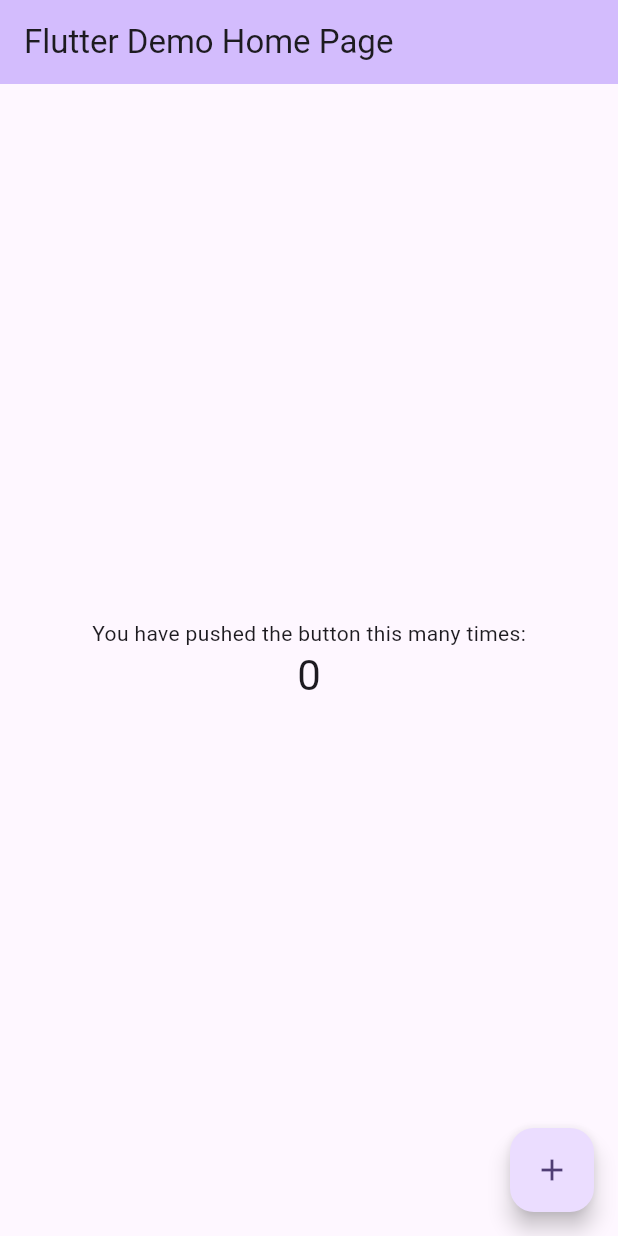
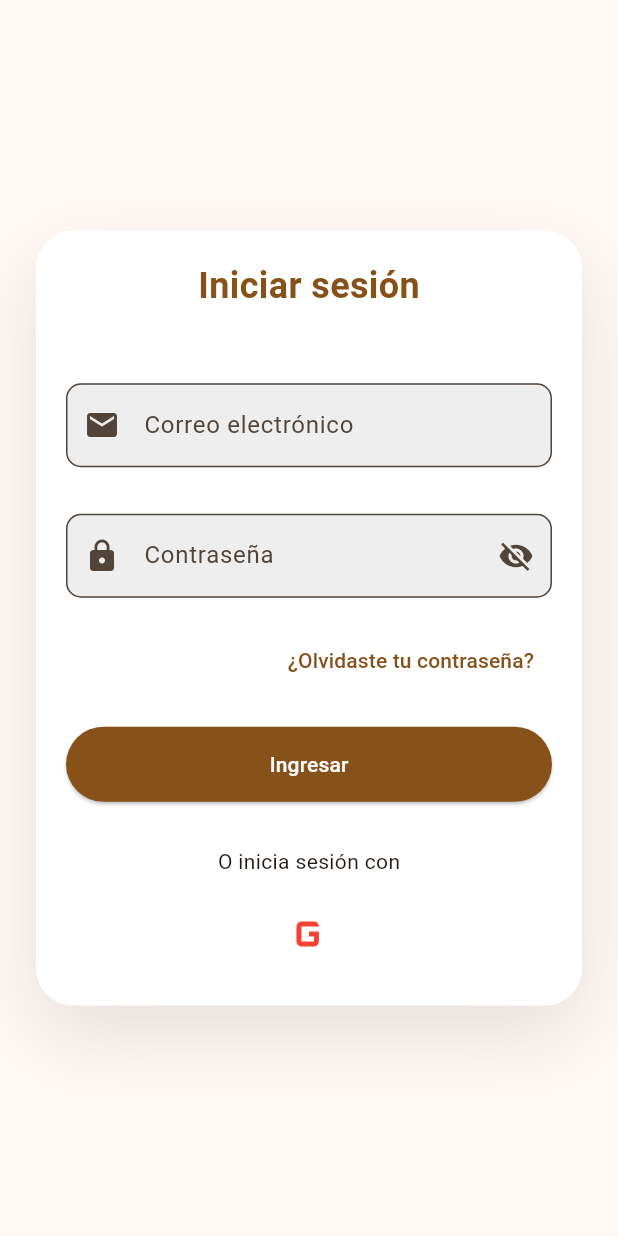
Before and after one commit to Antonella055/DDBE-Proyecto, a Flutter app: the screen it shows after launch, on a phone screen of 412 x 824 dp. Run offline on Flutter 3.47's test engine with Material 3 defaults, Android fonts, the light colour scheme and no system bars; our stand-ins replace supabase_flutter; accounts and stored records are empty.

Commit message:
Interfaz de login

```diff
--- /dev/null
+++ b/lib/features/auth/domain/entities/user_entity.dart
@@ -0,0 +1,6 @@
+class UserEntity {
+  final String? id;
+  final String? email;
+
+  const UserEntity({this.id, this.email});
+}
--- /dev/null
+++ b/lib/features/auth/presentation/pages/login_page.dart
@@ -0,0 +1,172 @@
+import 'package:flutter/material.dart';
+import '/features/auth/presentation/widgets/custom_text_field.dart';
+
+class LoginPage extends StatefulWidget {
+  const LoginPage({super.key});
+
+  @override
+  State<LoginPage> createState() => _LoginPageState();
+}
+
+class _LoginPageState extends State<LoginPage> {
+  final TextEditingController _emailController = TextEditingController();
+  final TextEditingController _passwordController = TextEditingController();
+  bool _passwordVisible = false;
+  bool _loading = false;
+
+  @override
+  void dispose() {
+    _emailController.dispose();
+    _passwordController.dispose();
+    super.dispose();
+  }
+
+  void _togglePasswordVisibility() {
+    setState(() {
+      _passwordVisible = !_passwordVisible;
+    });
+  }
+
+  @override
+  Widget build(BuildContext context) {
+    final bool isMobile = MediaQuery.of(context).size.width < 600;
+
+    return Scaffold(
+      body: Center(
+        child: SingleChildScrollView(
+          child: Container(
+            margin: const EdgeInsets.all(24.0),
+            constraints: BoxConstraints(
+              maxWidth: isMobile ? double.infinity : 500,
+            ),
+            decoration: BoxDecoration(
+              color: Colors.white,
+              borderRadius: BorderRadius.circular(25),
+              boxShadow: [
+                BoxShadow(
+                  color: Colors.black.withOpacity(0.1),
+                  blurRadius: 45,
+                  offset: const Offset(0, 20),
+                ),
+              ],
+            ),
+            child: Padding(
+              padding: const EdgeInsets.all(20.0),
+              child: Column(
+                mainAxisSize: MainAxisSize.min,
+                mainAxisAlignment: MainAxisAlignment.center,
+                children: [
+                  // Título
+                  Text(
+                    'Iniciar sesión',
+                    style: TextStyle(
+                      fontSize: isMobile ? 24 : 28,
+                      fontWeight: FontWeight.bold,
+                      color: Theme.of(context).primaryColor,
+                    ),
+                  ),
+                  const SizedBox(height: 20),
+
+                  // Íconos sociales (solo desktop)
+                  if (!isMobile)
+                    Row(
+                      mainAxisAlignment: MainAxisAlignment.center,
+                      children: [
+                        IconButton(
+                          icon: const Icon(Icons.g_mobiledata, size: 40, color: Colors.red),
+                          onPressed: () {
+                            // TODO: Conectar a la lógica de Google Auth
+                          },
+                        ),
+                      ],
+                    ),
+                  const SizedBox(height: 20),
+
+                  // Campo de email
+                  CustomTextField(
+                    controller: _emailController,
+                    labelText: 'Correo electrónico',
+                    prefixIcon: Icons.email,
+                    keyboardType: TextInputType.emailAddress,
+                    maxLength: 64,
+                    // validator: InputValidator.validateEmail,
+                  ),
+                  const SizedBox(height: 15),
+
+                  // Campo de contraseña
+                  CustomTextField(
+                    controller: _passwordController,
+                    labelText: 'Contraseña',
+                    prefixIcon: Icons.lock,
+                    obscureText: !_passwordVisible,
+                    suffixIcon: IconButton(
+                      icon: Icon(_passwordVisible ? Icons.visibility : Icons.visibility_off),
+                      onPressed: _togglePasswordVisibility,
+                    ),
+                    maxLength: 40,
+                    // validator: InputValidator.validatePassword,
+                  ),
+                  const SizedBox(height: 10),
+
+                  // Olvidé contraseña
+                  Align(
+                    alignment: Alignment.centerRight,
+                    child: TextButton(
+                      onPressed: () {
+                        // TODO: Conectar a la lógica de restablecer contraseña
+                      },
+                      child: const Text('¿Olvidaste tu contraseña?'),
+                    ),
+                  ),
+                  const SizedBox(height: 20),
+
+                  // Botón de ingreso
+                  SizedBox(
+                    width: isMobile ? double.infinity : null,
+                    child: ElevatedButton(
+                      onPressed: _loading
+                          ? null
+                          : () {
+                              setState(() {
+                                _loading = !_loading;
+                              });
+                              // TODO: Conectar a la lógica de inicio de sesión
+                            },
+                      style: ElevatedButton.styleFrom(
+                        padding: const EdgeInsets.symmetric(horizontal: 40, vertical: 15),
+                        shape: RoundedRectangleBorder(
+                          borderRadius: BorderRadius.circular(30.0),
+                        ),
+                        backgroundColor: Theme.of(context).primaryColor,
+                        foregroundColor: Colors.white,
+                      ),
+                      child: _loading
+                          ? const CircularProgressIndicator(color: Colors.white)
+                          : const Text('Ingresar'),
+                    ),
+                  ),
+
+                  // Sección social para móviles
+                  if (isMobile)
+                    Column(
+                      children: [
+                        const SizedBox(height: 30),
+                        const Text('O inicia sesión con'),
+                        const SizedBox(height: 10),
+                        IconButton(
+                          icon: const Icon(Icons.g_mobiledata, size: 40, color: Colors.red),
+                          onPressed: () {
+                            // TODO: Conectar a la lógica de Google Auth
+                          },
+                        ),
+                      ],
+                    ),
+                ],
+              ),
+            ),
+          ),
+        ),
+      ),
+    );
+  }
+}
--- /dev/null
+++ b/lib/features/auth/presentation/widgets/custom_text_field.dart
@@ -0,0 +1,47 @@
+import 'package:flutter/material.dart';
+
+class CustomTextField extends StatelessWidget {
+  final TextEditingController controller;
+  final String labelText;
+  final IconData? prefixIcon; // Hacemos el icono opcional
+  final bool obscureText;
+  final Widget? suffixIcon; // Permitimos un icono al final (ej. para visibilidad de contraseña)
+  final String? Function(String?)? validator; // Para la validación del formulario
+  final TextInputType? keyboardType; // Tipo de teclado para el input
+  final int? maxLength; // Longitud máxima del texto
+
+  const CustomTextField({
+    super.key,
+    required this.controller,
+    required this.labelText,
+    this.prefixIcon,
+    this.obscureText = false, // Por defecto no es oculto
+    this.suffixIcon,
+    this.validator,
+    this.keyboardType,
+    this.maxLength,
+  });
+
+  @override
+  Widget build(BuildContext context) {
+    return Padding(
+      padding: const EdgeInsets.symmetric(vertical: 8.0),
+      child: TextFormField( // Usamos TextFormField para integrar con Form y validadores
+        controller: controller,
+        obscureText: obscureText,
+        validator: validator,
+        keyboardType: keyboardType,
+        maxLength: maxLength,
+        decoration: InputDecoration(
+          labelText: labelText,
+          border: OutlineInputBorder(borderRadius: BorderRadius.circular(10)),
+          prefixIcon: prefixIcon != null ? Icon(prefixIcon) : null, // Mostrar icono si existe
+          suffixIcon: suffixIcon, // Mostrar icono al final si existe
+          filled: true,
+          fillColor: Colors.grey[200],
+          counterText: "", // Oculta el contador de caracteres si usas maxLength
+        ),
+      ),
+    );
+  }
+}
--- a/lib/main.dart
+++ b/lib/main.dart
@@ -1,5 +1,8 @@
+// main.dart
 import 'package:flutter/material.dart';
 import 'package:supabase_flutter/supabase_flutter.dart';
+import 'package:ayudantia_software/features/auth/presentation/pages/login_page.dart';
+
 
 Future<void> main() async {
   WidgetsFlutterBinding.ensureInitialized();
@@ -14,116 +17,24 @@ Future<void> main() async {
 class MyApp extends StatelessWidget {
   const MyApp({super.key});
 
-  // This widget is the root of your application.
   @override
   Widget build(BuildContext context) {
     return MaterialApp(
-      title: 'Flutter Demo',
+      title: 'Ayudantia Unimet App',
       theme: ThemeData(
-        // This is the theme of your application.
-        //
-        // TRY THIS: Try running your application with "flutter run". You'll see
-        // the application has a purple toolbar. Then, without quitting the app,
-        // try changing the seedColor in the colorScheme below to Colors.green
-        // and then invoke "hot reload" (save your changes or press the "hot
-        // reload" button in a Flutter-supported IDE, or press "r" if you used
-        // the command line to start the app).
-        //
-        // Notice that the counter didn't reset back to zero; the application
-        // state is not lost during the reload. To reset the state, use hot
-        // restart instead.
-        //
-        // This works for code too, not just values: Most code changes can be
-        // tested with just a hot reload.
-        colorScheme: ColorScheme.fromSeed(seedColor: Colors.deepPurple),
+        // Remueve primarySwatch y usa colorScheme en su lugar
+        colorScheme: ColorScheme.fromSeed( // Usa fromSeed para generar un ColorScheme basado en un color semilla
+          seedColor: const Color.fromARGB(255, 164, 98, 23), // Aquí puedes usar tu color naranja/marrón
+          brightness: Brightness.light, // Puedes elegir light o dark
+        ),
+        // Si necesitas un color principal para el Theme.of(context).primaryColor directo
+        // (aunque colorScheme es preferido con Material 3), puedes definirlo aquí.
+        // Pero lo mejor es acceder a los colores a través de Theme.of(context).colorScheme.primary, etc.
+
+        visualDensity: VisualDensity.adaptivePlatformDensity,
+        useMaterial3: true, // ¡Mantén esto en true para Material 3!
       ),
-      home: const MyHomePage(title: 'Flutter Demo Home Page'),
+      home: const LoginPage(), // Tu página de inicio de sesión como punto de entrada
     );
   }
 }
-
-class MyHomePage extends StatefulWidget {
-  const MyHomePage({super.key, required this.title});
-
-  // This widget is the home page of your application. It is stateful, meaning
-  // that it has a State object (defined below) that contains fields that affect
-  // how it looks.
-
-  // This class is the configuration for the state. It holds the values (in this
-  // case the title) provided by the parent (in this case the App widget) and
-  // used by the build method of the State. Fields in a Widget subclass are
-  // always marked "final".
-
-  final String title;
-
-  @override
-  State<MyHomePage> createState() => _MyHomePageState();
-}
-
-class _MyHomePageState extends State<MyHomePage> {
-  int _counter = 0;
-
-  void _incrementCounter() {
-    setState(() {
-      // This call to setState tells the Flutter framework that something has
-      // changed in this State, which causes it to rerun the build method below
-      // so that the display can reflect the updated values. If we changed
-      // _counter without calling setState(), then the build method would not be
-      // called again, and so nothing would appear to happen.
-      _counter++;
-    });
-  }
-
-  @override
-  Widget build(BuildContext context) {
-    // This method is rerun every time setState is called, for instance as done
-    // by the _incrementCounter method above.
-    //
-    // The Flutter framework has been optimized to make rerunning build methods
-    // fast, so that you can just rebuild anything that needs updating rather
-    // than having to individually change instances of widgets.
-    return Scaffold(
-      appBar: AppBar(
-        // TRY THIS: Try changing the color here to a specific color (to
-        // Colors.amber, perhaps?) and trigger a hot reload to see the AppBar
-        // change color while the other colors stay the same.
-        backgroundColor: Theme.of(context).colorScheme.inversePrimary,
-        // Here we take the value from the MyHomePage object that was created by
-        // the App.build method, and use it to set our appbar title.
-        title: Text(widget.title),
-      ),
-      body: Center(
-        // Center is a layout widget. It takes a single child and positions it
-        // in the middle of the parent.
-        child: Column(
-          // Column is also a layout widget. It takes a list of children and
-          // arranges them vertically. By default, it sizes itself to fit its
-          // children horizontally, and tries to be as tall as its parent.
-          //
-          // Column has various properties to control how it sizes itself and
-          // how it positions its children. Here we use mainAxisAlignment to
-          // center the children vertically; the main axis here is the vertical
-          // axis because Columns are vertical (the cross axis would be
-          // horizontal).
-          //
-          // TRY THIS: Invoke "debug painting" (choose the "Toggle Debug Paint"
-          // action in the IDE, or press "p" in the console), to see the
-          // wireframe for each widget.
-          mainAxisAlignment: MainAxisAlignment.center,
-          children: <Widget>[
-            const Text('You have pushed the button this many times:'),
-            Text(
-              '$_counter',
-              style: Theme.of(context).textTheme.headlineMedium,
-            ),
-          ],
-        ),
-      ),
-      floatingActionButton: FloatingActionButton(
-        onPressed: _incrementCounter,
-        tooltip: 'Increment',
-        child: const Icon(Icons.add),
-      ), // This trailing comma makes auto-formatting nicer for build methods.
-    );
-  }
-}
--- a/pubspec.yaml
+++ b/pubspec.yaml
@@ -31,6 +31,7 @@ dependencies:
   supabase_flutter: ^2.0.0
   flutter:
     sdk: flutter
+
 
   # The following adds the Cupertino Icons font to your application.
   # Use with the CupertinoIcons class for iOS style icons.
```
Also changed, not shown: lib/features/auth/data/datasources/auth_remote_data_source.dart (added, +71 -0 lines), lib/features/auth/domain/repositories/auth_repo.dart (added, +7 -0 lines), lib/features/auth/presentation/widgets/email_field.dart (added, +20 -0 lines), lib/features/auth/presentation/widgets/forgot_password_button.dart (added, +18 -0 lines), lib/features/auth/presentation/widgets/login_button.dart (added, +35 -0 lines), lib/features/auth/presentation/widgets/login_title.dart (added, +19 -0 lines), lib/features/auth/presentation/widgets/mobile_social_section.dart (added, +22 -0 lines), lib/features/auth/presentation/widgets/password_field.dart (added, +30 -0 lines), lib/features/auth/presentation/widgets/social_icons.dart (added, +20 -0 lines), lib/features/auth/data/repositories/auth_impl.dart (added), lib/features/auth/domain/usecases/login_with_email.dart (added), lib/features/auth/domain/usecases/login_with_google.dart (added), lib/features/auth/presentation/bloc/auth_bloc.dart (added), lib/features/auth/presentation/widgets/auth.tex.file.dart (added), 1 more files.
